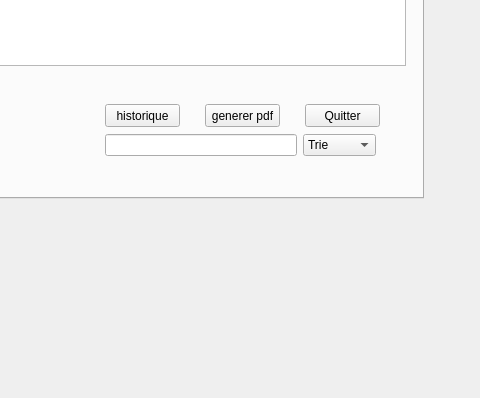
Before: the Qt Designer form mainwindow.ui in amirboudidah/smart_real_estate_2a1, drawn with Qt 5; both pictures show x 137 to 617 and y 202 to 600 of the 800 by 600 pixel window.
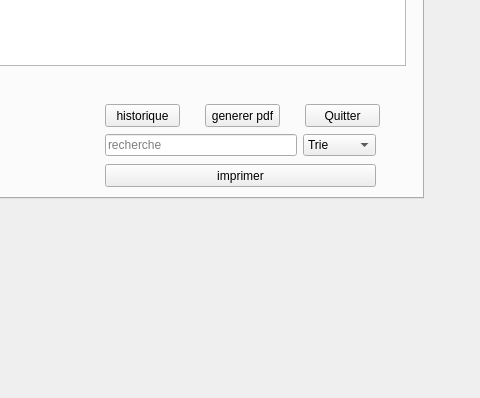
After: the same form once the commit is applied. The open tabs and pages were chosen to show the change. Icons and pictures are not drawn.

Diff of the .ui file:
```diff
--- a/mainwindow.ui
+++ b/mainwindow.ui
@@ -350,7 +350,14 @@
       </property>
       <layout class="QHBoxLayout" name="horizontalLayout">
        <item>
-        <widget class="QLineEdit" name="lineEdit"/>
+        <widget class="QLineEdit" name="lineEdit">
+         <property name="text">
+          <string/>
+         </property>
+         <property name="placeholderText">
+          <string>recherche</string>
+         </property>
+        </widget>
        </item>
        <item>
         <widget class="QComboBox" name="comboBox">
@@ -381,6 +388,19 @@
        </item>
       </layout>
      </widget>
+     <widget class="QPushButton" name="pushButton_8">
+      <property name="geometry">
+       <rect>
+        <x>180</x>
+        <y>310</y>
+        <width>271</width>
+        <height>23</height>
+       </rect>
+      </property>
+      <property name="text">
+       <string>imprimer</string>
+      </property>
+     </widget>
     </widget>
     <widget class="QWidget" name="tab_3">
      <attribute name="title">
```
Left out of the diff: 4 changed lines with no effect on the pictures.
